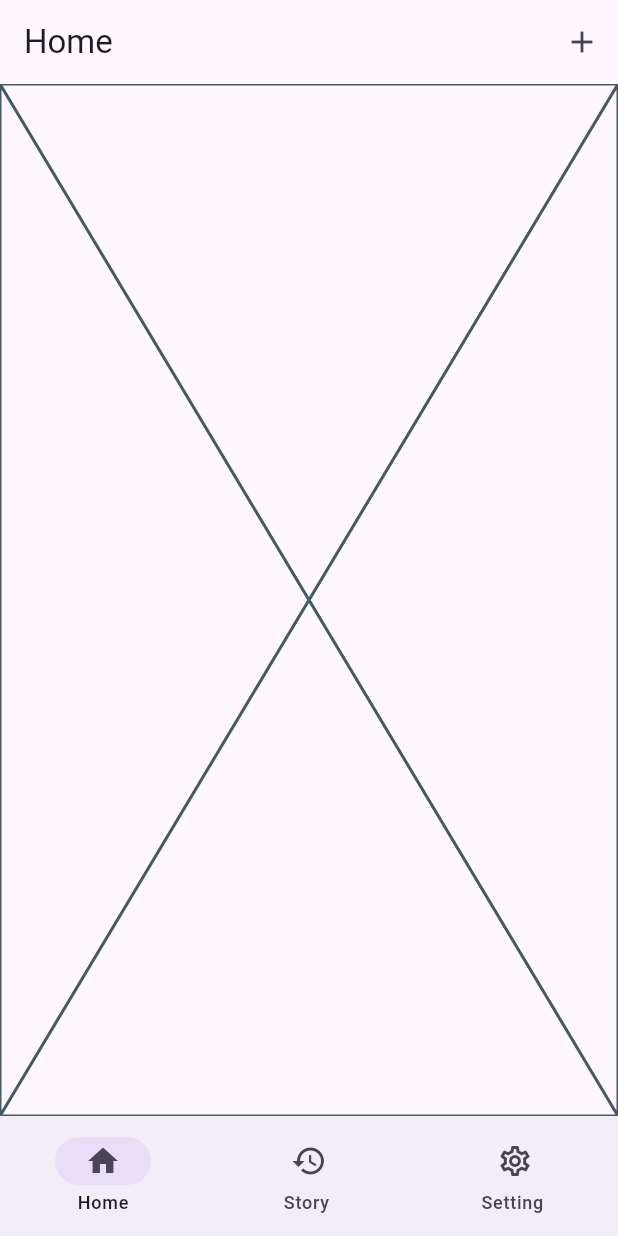
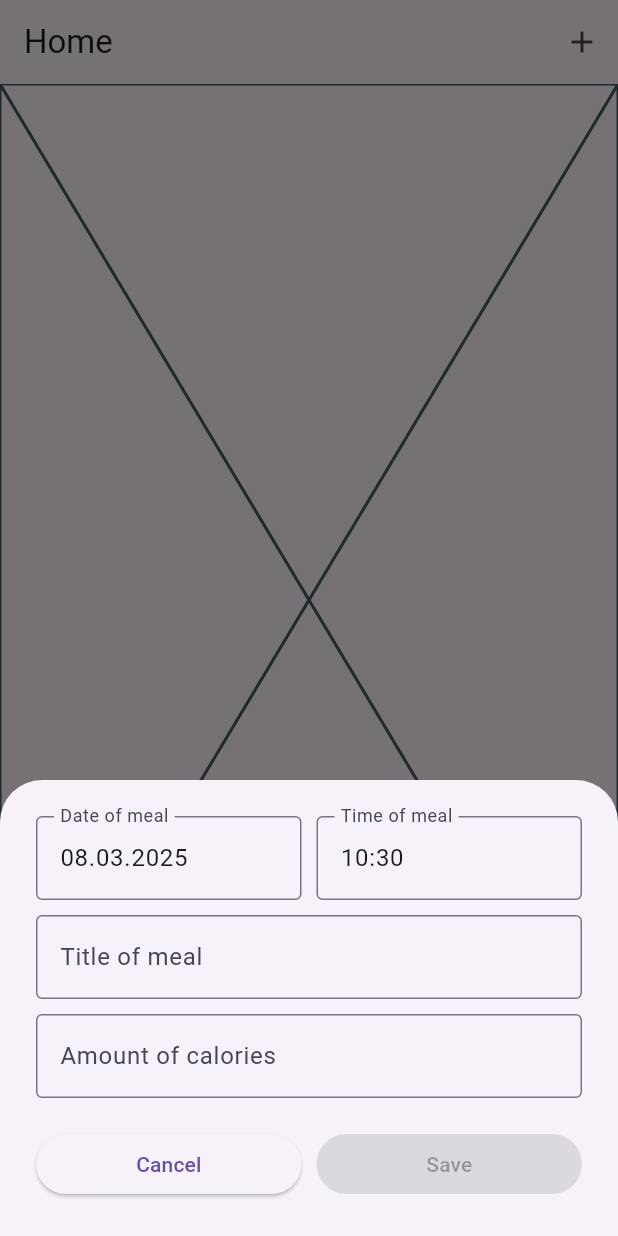
Before and after one commit to Flutter007/lab_36, a Flutter app: the screen it shows after launch, after a tap on the "add" icon, on a phone screen of 412 x 824 dp. Run offline on Flutter 3.47's test engine with Material 3 defaults, Android fonts, the phone set to English and light mode, and no system bars; our stand-ins replace fl_chart.

Commit message:
Added Bottom Sheet to add Meal to List.

```diff
--- a/lib/lab36.dart
+++ b/lib/lab36.dart
@@ -1,7 +1,9 @@
 import 'package:flutter/material.dart';
 import 'package:lab36/models/destination.dart';
+import 'package:lab36/models/meal.dart';
 import 'package:lab36/screens/main_screen.dart';
 import 'package:lab36/screens/settings_screen.dart';
+import 'package:lab36/widgets/meal_add.dart';
 
 import 'screens/history_screen.dart';
 
@@ -14,11 +16,28 @@ class Lab36 extends StatefulWidget {
 
 class _Lab36State extends State<Lab36> {
   int currentScreenIndex = 0;
-
+  List<Meal> meals = [
+    Meal(description: 'Plov', dateTime: DateTime.now(), calories: 500),
+  ];
   void updateIndex(int index) {
     setState(() {
       currentScreenIndex = index;
     });
+  }
+
+  void addMeal(Meal newMeal) {
+    setState(() {
+      meals.add(newMeal);
+    });
+  }
+
+  void openMealBottomSheet() {
+    showModalBottomSheet(
+      isScrollControlled: true,
+      useSafeArea: true,
+      context: context,
+      builder: (ctx) => MealAdd(addMeal: addMeal),
+    );
   }
 
   List<Destination> get destinations {
@@ -29,15 +48,19 @@ class _Lab36State extends State<Lab36> {
         navLabel: "Home",
         navIcon: Icons.home_outlined,
         navSelectedIcon: Icons.home,
-        appBarActions: [IconButton(onPressed: () {}, icon: Icon(Icons.add))],
+        appBarActions: [
+          IconButton(onPressed: openMealBottomSheet, icon: Icon(Icons.add)),
+        ],
       ),
       Destination(
         screenTitle: Text('History '),
-        screen: HistoryScreen(),
+        screen: HistoryScreen(meals: meals),
         navLabel: "Story ",
         navIcon: Icons.history_outlined,
         navSelectedIcon: Icons.history,
-        appBarActions: [IconButton(onPressed: () {}, icon: Icon(Icons.add))],
+        appBarActions: [
+          IconButton(onPressed: openMealBottomSheet, icon: Icon(Icons.add)),
+        ],
       ),
       Destination(
         screenTitle: Text('Settings '),
@@ -45,7 +68,9 @@ class _Lab36State extends State<Lab36> {
         navLabel: "Setting ",
         navIcon: Icons.settings_outlined,
         navSelectedIcon: Icons.settings,
-        appBarActions: [IconButton(onPressed: () {}, icon: Icon(Icons.add))],
+        appBarActions: [
+          IconButton(onPressed: openMealBottomSheet, icon: Icon(Icons.add)),
+        ],
       ),
     ];
   }
--- a/lib/screens/history_screen.dart
+++ b/lib/screens/history_screen.dart
@@ -1,10 +1,12 @@
 import 'package:flutter/material.dart';
+import 'package:lab36/models/meal.dart';
 
 class HistoryScreen extends StatelessWidget {
-  const HistoryScreen({super.key});
+  final List<Meal> meals;
+  const HistoryScreen({super.key, required this.meals});
 
   @override
   Widget build(BuildContext context) {
-    return const Placeholder();
+    return ListView.builder(itemBuilder: (ctx, index) {});
   }
 }
--- /dev/null
+++ b/lib/widgets/meal_add.dart
@@ -0,0 +1,193 @@
+import 'package:flutter/material.dart';
+import 'package:lab36/models/meal.dart';
+
+import '../helpers/format_datetime.dart';
+
+class MealAdd extends StatefulWidget {
+  final void Function(Meal newMeal) addMeal;
+  final Meal? existingMeal;
+  const MealAdd({super.key, required this.addMeal, this.existingMeal});
+
+  @override
+  State<MealAdd> createState() => _MealAddState();
+}
+
+class _MealAddState extends State<MealAdd> {
+  var selectedDate = DateTime.now();
+  var selectedTimeOfDay = TimeOfDay.now();
+
+  final dateController = TextEditingController();
+  final timeController = TextEditingController();
+  final titleController = TextEditingController();
+  final caloriesController = TextEditingController();
+
+  @override
+  void initState() {
+    super.initState();
+    if (widget.existingMeal != null) {
+      final existingMeal = widget.existingMeal!;
+      titleController.text = existingMeal.description;
+      caloriesController.text = existingMeal.calories.toString();
+      selectedDate = existingMeal.dateTime;
+      selectedTimeOfDay = TimeOfDay.fromDateTime(selectedDate);
+    }
+    dateController.text = formatDate(selectedDate);
+    timeController.text = formatTime(selectedTimeOfDay);
+  }
+
+  @override
+  void dispose() {
+    dateController.dispose();
+    timeController.dispose();
+    titleController.dispose();
+    super.dispose();
+  }
+
+  void onCancel() {
+    setState(() {
+      Navigator.pop(context);
+    });
+  }
+
+  bool isMealValid() {
+    final parsedCalories = double.tryParse(caloriesController.text);
+    final isValidTitle = titleController.text.trim().isEmpty;
+    final isValidCalories = parsedCalories == null || parsedCalories <= 0;
+    return isValidTitle || isValidCalories;
+  }
+
+  void onSave() {
+    if (isMealValid()) {
+      return;
+    }
+    final dateTime = DateTime(
+      selectedDate.year,
+      selectedDate.month,
+      selectedDate.day,
+      selectedTimeOfDay.hour,
+      selectedTimeOfDay.minute,
+    );
+
+    final addMeal = Meal(
+      id: widget.existingMeal?.id,
+      description: titleController.text.trim(),
+      dateTime: dateTime,
+      calories: double.tryParse(caloriesController.text)!,
+    );
+    widget.addMeal(addMeal);
+    Navigator.pop(context);
+  }
+
+  void onDateTap() async {
+    final now = DateTime.now();
+    final firstDate = DateTime(now.year, now.month, now.day - 1);
+    final lastDate = DateTime(now.year, now.month, now.day);
+
+    final dateFromUser = await showDatePicker(
+      context: context,
+      firstDate: firstDate,
+      lastDate: lastDate,
+      initialDate: selectedDate,
+    );
+    if (dateFromUser != null) {
+      setState(() {
+        selectedDate = dateFromUser;
+        dateController.text = formatDate(dateFromUser);
+      });
+    }
+  }
+
+  void onTimeTap() async {
+    final selectedTime = await showTimePicker(
+      context: context,
+      initialTime: selectedTimeOfDay,
+    );
+    if (selectedTime != null) {
+      setState(() {
+        selectedTimeOfDay = selectedTime;
+        timeController.text = formatTime(selectedTime);
+      });
+    }
+  }
+
+  @override
+  Widget build(BuildContext context) {
+    final bottomInsets = MediaQuery.of(context).viewInsets.bottom;
+
+    return SingleChildScrollView(
+      child: Container(
+        padding: EdgeInsets.fromLTRB(24, 24, 24, 24 + bottomInsets),
+        width: double.infinity,
+        child: Column(
+          mainAxisSize: MainAxisSize.min,
+          children: [
+            Row(
+              children: [
+                Expanded(
+                  child: TextField(
+                    onTap: onDateTap,
+                    readOnly: true,
+                    controller: dateController,
+                    decoration: const InputDecoration(
+                      labelText: 'Date of meal',
+                      border: OutlineInputBorder(),
+                    ),
+                  ),
+                ),
+                SizedBox(width: 10),
+                Expanded(
+                  child: TextField(
+                    onTap: onTimeTap,
+                    readOnly: true,
+                    controller: timeController,
+                    decoration: const InputDecoration(
+                      labelText: 'Time of meal',
+                      border: OutlineInputBorder(),
+                    ),
+                  ),
+                ),
+              ],
+            ),
+            SizedBox(height: 10),
+            TextField(
+              controller: titleController,
+              decoration: const InputDecoration(
+                labelText: 'Title of meal',
+                border: OutlineInputBorder(),
+              ),
+            ),
+            SizedBox(height: 10),
+            TextField(
+              controller: caloriesController,
+              keyboardType: TextInputType.numberWithOptions(decimal: true),
+              decoration: const InputDecoration(
+                suffix: Text("kcal"),
+
+                labelText: 'Amount of calories',
+                border: OutlineInputBorder(),
+              ),
+            ),
+            SizedBox(height: 20),
+            Row(
+              children: [
+                Expanded(
+                  child: ElevatedButton(
+                    onPressed: onCancel,
+                    child: Text('Cancel'),
+                  ),
+                ),
+                SizedBox(width: 10),
+                Expanded(
+                  child: ElevatedButton(
+                    onPressed: isMealValid() ? null : onSave,
+                    child: Text('Save'),
+                  ),
+                ),
+              ],
+            ),
+          ],
+        ),
+      ),
+    );
+  }
+}
```
